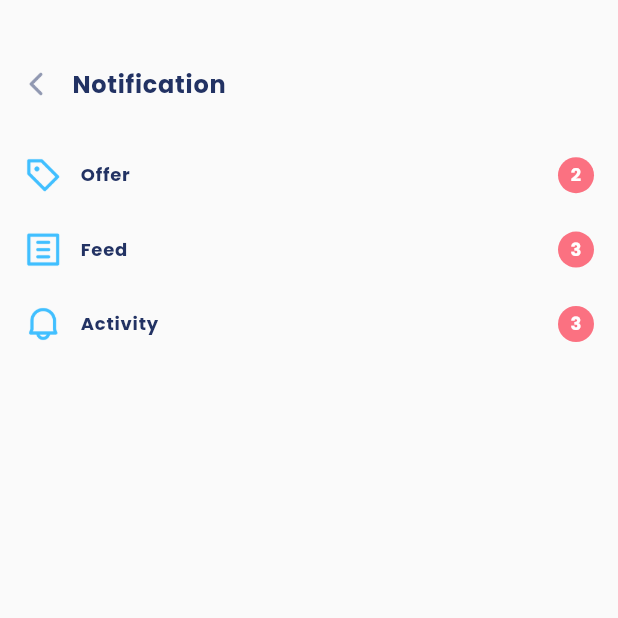
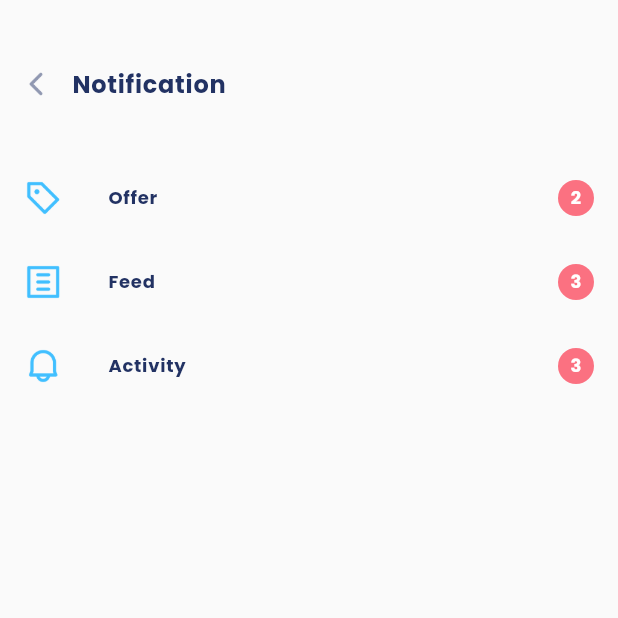
Before and after one commit to Root-J/flutter-eccomerce-template, a Flutter app: the NotificationScreen screen opened by its route, on a phone screen of 412 x 824 dp, the top half of it. Run offline on Flutter 3.47's test engine with Material 2 defaults, Android fonts, the phone set to English and light mode, and no system bars; our stand-ins replace google_fonts.

Commit message:
edit design

```diff
--- a/lib/presentation/view/screens/notification_screen/notification_activity.dart
+++ b/lib/presentation/view/screens/notification_screen/notification_activity.dart
@@ -39,7 +39,8 @@ class NotificationActivityScreen extends StatelessWidget {
       body: SingleChildScrollView(
         child: Column(
           children: [
-          const HeaderPadding(widget: NestedAppBar(title: AppStrings.activity)),
+            const HeaderPadding(
+                widget: NestedAppBar(title: AppStrings.activity)),
             ListView.builder(
                 shrinkWrap: true,
                 itemCount: activityNews.length,
@@ -50,6 +51,7 @@ class NotificationActivityScreen extends StatelessWidget {
                     date: activityNews[i]['date']))
           ],
         ),
-    ));
+      ),
+    );
   }
 }
--- a/lib/presentation/view/screens/notification_screen/notification_main.dart
+++ b/lib/presentation/view/screens/notification_screen/notification_main.dart
@@ -1,6 +1,5 @@
 import 'package:ecommerce_flutter/presentation/resources/assets_manager.dart';
 import 'package:ecommerce_flutter/presentation/resources/strings_manager.dart';
-import 'package:ecommerce_flutter/presentation/resources/values_manager.dart';
 import 'package:ecommerce_flutter/presentation/view/shared_widgets/bars/nested_app_bar.dart';
 import 'package:ecommerce_flutter/presentation/view/shared_widgets/header_padding.dart';
 import 'package:flutter/material.dart';
@@ -24,14 +23,12 @@ class NotificationScreen extends StatelessWidget {
               iconPath: SystemIcons.offerIcon,
               title: AppStrings.offer,
               number: 2),
-          const SizedBox(height: AppSize.s24),
           NotificationItem(
               onTap: () =>
                   Navigator.pushNamed(context, Routes.notificationFeedRoute),
               iconPath: SystemIcons.listIcon,
               title: AppStrings.feed,
               number: 3),
-          const SizedBox(height: AppSize.s24),
           NotificationItem(
               onTap: () => Navigator.pushNamed(
                   context, Routes.notificationActivityRoute),
--- a/lib/presentation/view/shared_widgets/items/notification_item.dart
+++ b/lib/presentation/view/shared_widgets/items/notification_item.dart
@@ -20,28 +20,21 @@ class NotificationItem extends StatelessWidget {
 
   @override
   Widget build(BuildContext context) {
-    return Padding(
-      padding: const EdgeInsets.symmetric(horizontal: AppSize.s16),
-      child: GestureDetector(
-        onTap: onTap,
-        child: Row(
-          mainAxisAlignment: MainAxisAlignment.start,
-          children: [
-            Image.asset(
-              iconPath,
-              scale: AppSize.s20,
-              color: AppColors.primaryBlue,
-            ),
-            const SizedBox(width: AppSize.s12),
-            Text(title,
-                style: const AppTextStyles()
-                    .headingH6
-                    .copyWith(color: AppColors.neutralDark)),
-            const Spacer(),
-            NumberAlert(number: number),
-          ],
-        ),
+    return ListTile(
+      title: Align(
+        alignment: Alignment.centerLeft,
+        child: Text(title,
+            style: const AppTextStyles()
+                .headingH6
+                .copyWith(color: AppColors.neutralDark)),
       ),
+      leading: Image.asset(
+        iconPath,
+        scale: AppSize.s20,
+        color: AppColors.primaryBlue,
+      ),
+      onTap: onTap,
+      trailing: NumberAlert(number: number),
     );
   }
 }
```
Also changed, not shown: lib/presentation/view/fragments/account_page/account_page.dart (+5 -15 lines). Lines whose indentation alone changed are shown as unchanged.
